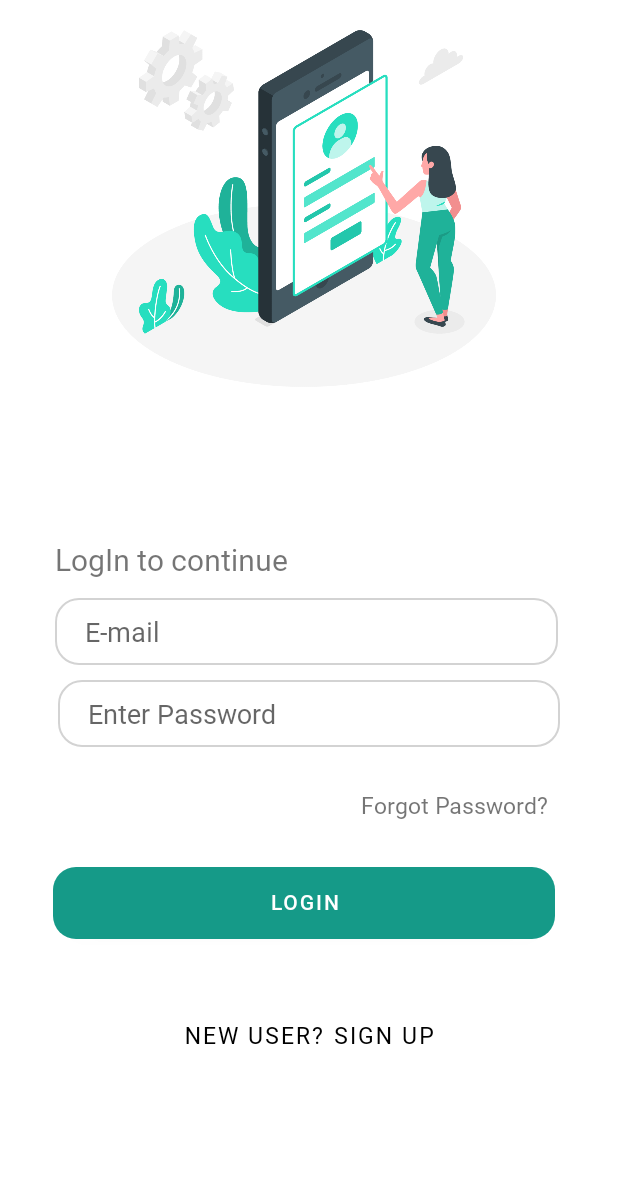
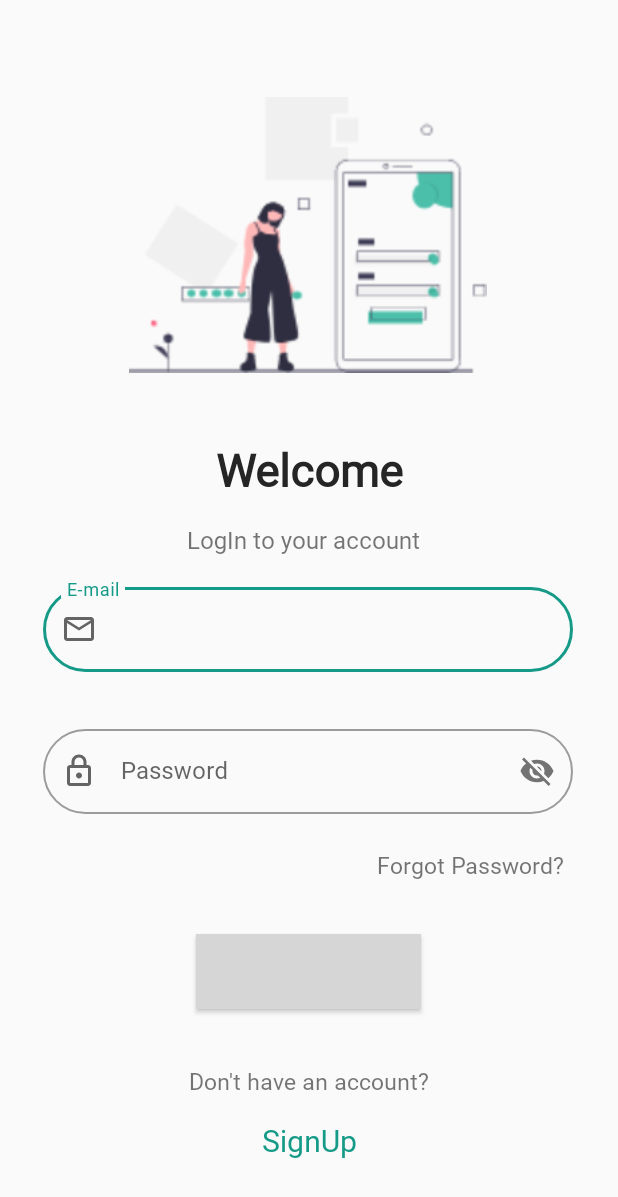
Before and after one commit to isahilgupta1306/floxum_mobile, an Android app: the newLoginPage screen opened directly, with no data from a screen before it, on a phone screen of 412 x 824 dp. Shown: the top 1197 px of the screen. Run offline under Robolectric (Android 15) with nearby library versions, the phone set to English and light mode, and no system bars; grey boxes are pictures that could not be loaded.

Commit message:
New login Page by Deepak's design

```diff
--- a/app/src/main/java/com/artopher/floxum/newLoginPage.java
+++ b/app/src/main/java/com/artopher/floxum/newLoginPage.java
@@ -11,13 +11,15 @@ import android.widget.ImageView;
 import android.widget.TextView;
 import android.widget.Toast;
 
+import com.google.android.material.textfield.TextInputLayout;
+
 public class newLoginPage extends AppCompatActivity {
-    Button loginButton , newSign_up;
-    TextView forgot_pw , login_to_continue;
+    Button loginButton ;
+    TextView forgot_pw , login_to_continue , newSign_up;
     ImageView login_girl;
-    EditText email_editText , passwordEditText;
     int duration = 2000;
-
+    TextInputLayout email_editText ,passwordEditText  ;
+    ;
     @Override
     protected void onCreate(Bundle savedInstanceState) {
         super.onCreate(savedInstanceState);
@@ -25,12 +27,12 @@ public class newLoginPage extends AppCompatActivity {
 
         //Hooks
         loginButton =(Button)findViewById(R.id.login_button);
-        newSign_up =(Button)findViewById(R.id.newsign_up_button);
+       newSign_up =(TextView)findViewById(R.id.newSign_up);
         forgot_pw=(TextView)findViewById(R.id.forgot);
         login_to_continue=(TextView)findViewById(R.id.login_text);
         login_girl=(ImageView)findViewById(R.id.login_girl);
-        passwordEditText=(EditText)findViewById(R.id.passwordEditText);
-        email_editText=(EditText)findViewById(R.id.email_editText);
+        passwordEditText=(TextInputLayout)findViewById(R.id.outlinedTextField2);
+        email_editText=(TextInputLayout)findViewById(R.id.outlinedTextField);
 
         loginButton.setOnClickListener(new View.OnClickListener() {
             @Override
--- /dev/null
+++ b/app/src/main/res/drawable/ic_email_login.xml
@@ -0,0 +1,9 @@
+<vector xmlns:android="http://schemas.android.com/apk/res/android"
+    android:width="24dp"
+    android:height="24dp"
+    android:viewportWidth="24"
+    android:viewportHeight="24">
+  <path
+      android:fillColor="#B2B2B4"
+      android:pathData="M22,6c0,-1.1 -0.9,-2 -2,-2L4,4c-1.1,0 -2,0.9 -2,2v12c0,1.1 0.9,2 2,2h16c1.1,0 2,-0.9 2,-2L22,6zM20,6l-8,5 -8,-5h16zM20,18L4,18L4,8l8,5 8,-5v10z"/>
+</vector>
--- /dev/null
+++ b/app/src/main/res/drawable/ic_password.xml
@@ -0,0 +1,9 @@
+<vector xmlns:android="http://schemas.android.com/apk/res/android"
+    android:width="24dp"
+    android:height="24dp"
+    android:viewportWidth="24"
+    android:viewportHeight="24">
+  <path
+      android:fillColor="#FF000000"
+      android:pathData="M18,8h-1L17,6c0,-2.76 -2.24,-5 -5,-5S7,3.24 7,6v2L6,8c-1.1,0 -2,0.9 -2,2v10c0,1.1 0.9,2 2,2h12c1.1,0 2,-0.9 2,-2L20,10c0,-1.1 -0.9,-2 -2,-2zM9,6c0,-1.66 1.34,-3 3,-3s3,1.34 3,3v2L9,8L9,6zM18,20L6,20L6,10h12v10zM12,17c1.1,0 2,-0.9 2,-2s-0.9,-2 -2,-2 -2,0.9 -2,2 0.9,2 2,2z"/>
+</vector>
--- a/app/src/main/res/drawable/button_bg.xml
+++ b/app/src/main/res/drawable/new_edittext.xml
@@ -1,10 +1,6 @@
 <?xml version="1.0" encoding="utf-8"?>
 <shape xmlns:android="http://schemas.android.com/apk/res/android">
-    <solid android:color="#49cdab"></solid>
-    <corners android:radius="15dp"/>
-
-
-
-
+    <corners android:radius="30dp"></corners>
+    <solid android:color="@color/white"></solid>
 
 </shape>
--- a/app/src/main/res/layout/activity_new_login_page.xml
+++ b/app/src/main/res/layout/activity_new_login_page.xml
@@ -6,89 +6,122 @@
     android:layout_height="match_parent"
     android:orientation="vertical"
     android:padding="20dp"
+    android:background="#FAFAFA"
     tools:context=".newLoginPage">
 
     <ImageView
         android:id="@+id/login_girl"
-        android:layout_width="269dp"
-        android:layout_height="238dp"
+        android:layout_width="244dp"
+        android:layout_height="184dp"
         android:gravity="center_vertical"
-        android:src="@drawable/login"
+        android:src="@drawable/newlogin"
         android:transitionName="logo_image"
         app:layout_constraintBottom_toTopOf="@+id/login_text"
         app:layout_constraintEnd_toEndOf="parent"
-        app:layout_constraintHorizontal_bias="0.47"
+        app:layout_constraintHorizontal_bias="0.497"
         app:layout_constraintStart_toStartOf="parent"
         app:layout_constraintTop_toTopOf="parent"
-        app:layout_constraintVertical_bias="0.0" />
+        app:layout_constraintVertical_bias="0.309" />
+
+    <com.google.android.material.textfield.TextInputLayout
+        android:id="@+id/outlinedTextField"
+        style="@style/Widget.MaterialComponents.TextInputLayout.OutlinedBox"
+        android:layout_width="0dp"
+        android:layout_height="wrap_content"
+        android:hint="E-mail"
+        app:boxCornerRadiusBottomEnd="30dp"
+        app:boxCornerRadiusBottomStart="30dp"
+        app:boxCornerRadiusTopEnd="30dp"
+        app:boxCornerRadiusTopStart="30dp"
+        app:startIconDrawable="@drawable/ic_email_login"
+        app:layout_constraintBottom_toBottomOf="parent"
+        app:layout_constraintEnd_toEndOf="parent"
+        app:layout_constraintHorizontal_bias="0.467"
+        app:layout_constraintStart_toStartOf="parent"
+        app:layout_constraintTop_toTopOf="parent"
+        app:layout_constraintVertical_bias="0.507"
+        app:layout_constraintWidth_percent=".95"
+        app:passwordToggleEnabled="false"
+        android:background="#FAFAFA">
+
+        <com.google.android.material.textfield.TextInputEditText
+            android:layout_width="match_parent"
+            android:layout_height="wrap_content"
+            />
+    </com.google.android.material.textfield.TextInputLayout>
+
+    <com.google.android.material.textfield.TextInputLayout
+        android:id="@+id/outlinedTextField2"
+        style="@style/Widget.MaterialComponents.TextInputLayout.OutlinedBox"
+        android:layout_width="0dp"
+        android:layout_height="wrap_content"
+        android:hint="Password"
+        app:boxCornerRadiusBottomEnd="30dp"
+        app:boxCornerRadiusBottomStart="30dp"
+        app:boxCornerRadiusTopEnd="30dp"
+        app:boxCornerRadiusTopStart="30dp"
+        app:layout_constraintBottom_toBottomOf="parent"
+        app:layout_constraintEnd_toEndOf="parent"
+        app:layout_constraintHorizontal_bias="0.467"
+        app:layout_constraintStart_toStartOf="parent"
+        app:layout_constraintTop_toBottomOf="@id/outlinedTextField"
+        app:layout_constraintVertical_bias="0.110000014"
+        app:layout_constraintWidth_percent=".95"
+        app:passwordToggleEnabled="true"
+        app:startIconDrawable="@drawable/ic_password"
+        android:background="#FAFAFA">
+
+        <com.google.android.material.textfield.TextInputEditText
+            android:layout_width="match_parent"
+            android:layout_height="wrap_content" />
+    </com.google.android.material.textfield.TextInputLayout>
+
+    <TextView
+        android:id="@+id/welcome"
+        android:layout_width="wrap_content"
+        android:layout_height="wrap_content"
+        android:text="Welcome"
+        android:textAlignment="center"
+        android:textColor="#252525"
+        android:textSize="30dp"
+        android:textStyle="bold"
+        app:layout_constraintBottom_toTopOf="@+id/login_text"
+        app:layout_constraintEnd_toEndOf="parent"
+        app:layout_constraintStart_toStartOf="parent"
+        app:layout_constraintTop_toTopOf="parent"
+        app:layout_constraintVertical_bias="0.947" />
 
     <TextView
         android:id="@+id/login_text"
         android:layout_width="wrap_content"
         android:layout_height="wrap_content"
-        android:text="LogIn to continue"
-        android:textSize="20sp"
-        app:layout_constraintBottom_toTopOf="@+id/email_editText"
+        android:text="LogIn to your account"
+        android:textSize="16dp"
+
+        app:layout_constraintBottom_toTopOf="@+id/outlinedTextField"
         app:layout_constraintEnd_toEndOf="parent"
-        app:layout_constraintHorizontal_bias="0.0"
-        app:layout_constraintStart_toStartOf="@+id/email_editText"
+        app:layout_constraintHorizontal_bias="0.46"
+        app:layout_constraintStart_toStartOf="@+id/outlinedTextField"
         app:layout_constraintTop_toTopOf="parent"
-        app:layout_constraintVertical_bias="0.965" />
+        app:layout_constraintVertical_bias="0.956" />
 
-    <EditText
-        android:id="@+id/email_editText"
-        android:layout_width="0dp"
-        android:layout_height="wrap_content"
-        android:background="@drawable/edit_text_bg"
-        android:hint="E-mail"
-        android:paddingLeft="20dp"
-        android:paddingTop="10dp"
-        android:paddingBottom="10dp"
-        app:layout_constraintBottom_toBottomOf="parent"
-        app:layout_constraintEnd_toEndOf="parent"
-        app:layout_constraintHorizontal_bias="0.456"
-        app:layout_constraintStart_toStartOf="parent"
-
-        app:layout_constraintTop_toTopOf="parent"
-        app:layout_constraintVertical_bias="0.512"
-        app:layout_constraintWidth_percent=".9" />
-
-    <EditText
-        android:id="@+id/passwordEditText"
-        android:layout_width="0dp"
-        android:layout_height="wrap_content"
-        android:layout_margin="10dp"
-        android:background="@drawable/edit_text_bg"
-        android:hint="Enter Password"
-        android:inputType="textPassword"
-        android:paddingLeft="20dp"
-        android:paddingTop="10dp"
-        android:paddingBottom="10dp"
-        app:layout_constraintBottom_toBottomOf="parent"
-        app:layout_constraintEnd_toEndOf="parent"
-        app:layout_constraintStart_toStartOf="parent"
-        app:layout_constraintTop_toBottomOf="@+id/email_editText"
-        app:layout_constraintVertical_bias="0"
-        app:layout_constraintWidth_percent=".9" />
-
-
-    <Button
+    <com.google.android.material.button.MaterialButton
         android:id="@+id/login_button"
-        android:layout_width="0dp"
-        android:layout_height="wrap_content"
+        android:layout_width="150dp"
+        android:layout_height="50dp"
         android:background="@drawable/button_bg"
         android:elevation="20dp"
         android:fontFamily="@font/roboto_medium"
         android:includeFontPadding="false"
         android:text="Login"
-
         android:textColor="@color/white"
+        app:elevation="10dp"
         app:layout_constraintBottom_toBottomOf="parent"
         app:layout_constraintEnd_toEndOf="parent"
-        app:layout_constraintHorizontal_bias="0.416"
+        app:layout_constraintHorizontal_bias="0.498"
         app:layout_constraintStart_toStartOf="parent"
-        app:layout_constraintTop_toTopOf="parent"
-        app:layout_constraintVertical_bias="0.758"
+        app:layout_constraintTop_toBottomOf="@+id/outlinedTextField2"
+        app:layout_constraintVertical_bias="0.38"
         app:layout_constraintWidth_percent=".9" />
 
     <TextView
@@ -96,31 +129,44 @@
         android:layout_width="wrap_content"
         android:layout_height="wrap_content"
         android:layout_margin="5dp"
+        android:layout_marginTop="24dp"
         android:clickable="false"
         android:text="Forgot Password?"
         android:textSize="15dp"
         app:layout_constraintBottom_toTopOf="@+id/login_button"
-        app:layout_constraintEnd_toEndOf="@+id/passwordEditText"
-        app:layout_constraintHorizontal_bias="0.991"
+        app:layout_constraintEnd_toEndOf="@+id/outlinedTextField2"
+        app:layout_constraintHorizontal_bias="1.0"
         app:layout_constraintStart_toStartOf="parent"
-        app:layout_constraintTop_toBottomOf="@+id/passwordEditText"
-        app:layout_constraintVertical_bias="0.47" />
+        app:layout_constraintTop_toBottomOf="@+id/outlinedTextField2"
+        app:layout_constraintVertical_bias="0.37" />
 
-    <Button
-        android:id="@+id/newsign_up_button"
-        android:layout_width="200dp"
+    <TextView
+        android:id="@+id/textView"
+        android:layout_width="wrap_content"
         android:layout_height="wrap_content"
-        android:layout_gravity="right"
-        android:layout_margin="5dp"
-        android:background="?android:attr/selectableItemBackground"
-        android:text="New User? SIGN UP"
-        android:textColor="#000"
+        android:text="Don't have an account?"
         android:textSize="15dp"
         app:layout_constraintBottom_toBottomOf="parent"
         app:layout_constraintEnd_toEndOf="parent"
         app:layout_constraintStart_toStartOf="parent"
-        app:layout_constraintTop_toTopOf="parent"
-        app:layout_constraintVertical_bias="0.883" />
+        app:layout_constraintTop_toBottomOf="@+id/login_button"
+        app:layout_constraintVertical_bias="0.339" />
+
+    <TextView
+        android:id="@+id/newSign_up"
+        android:layout_width="wrap_content"
+        android:layout_height="wrap_content"
+        android:text="SignUp"
+        app:layout_constraintBottom_toBottomOf="parent"
+        app:layout_constraintEnd_toEndOf="parent"
+        app:layout_constraintStart_toStartOf="parent"
+        android:textSize="20dp"
+        android:textColor="@color/colorPrimaryDark"
+        app:layout_constraintTop_toBottomOf="@+id/textView"
+        app:layout_constraintVertical_bias="0.339" />
+
+
+
 
 
 </androidx.constraintlayout.widget.ConstraintLayout>
```
Also changed, not shown: app/src/main/res/drawable-v24/newLogin_img.png (added), app/src/main/res/drawable-v24/newlogin.png (added).
